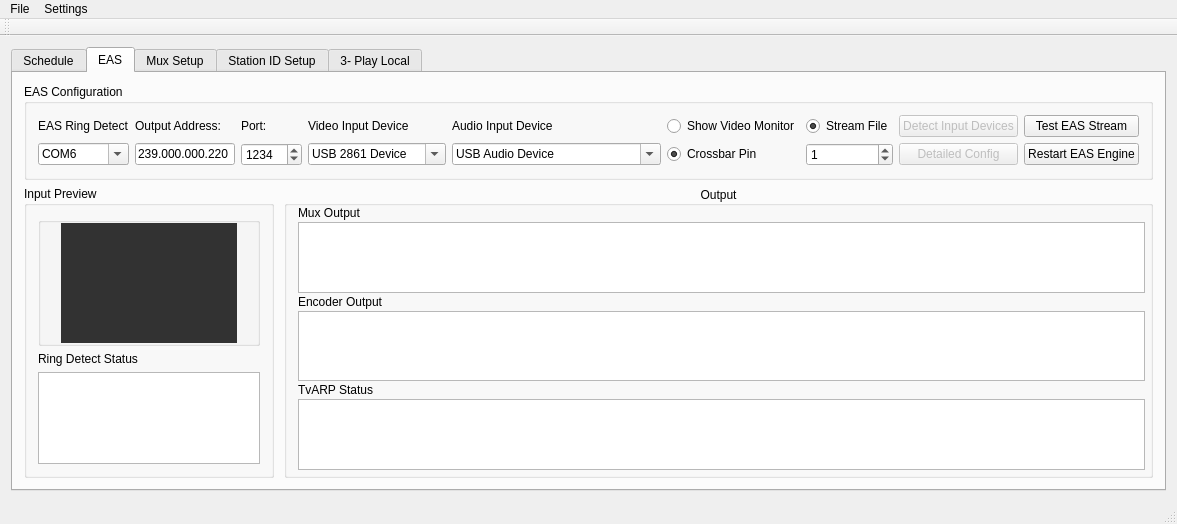
Qt form Source/mainwindow.ui (dedicatedbroadcastsolutions/TvARP) before a commit.
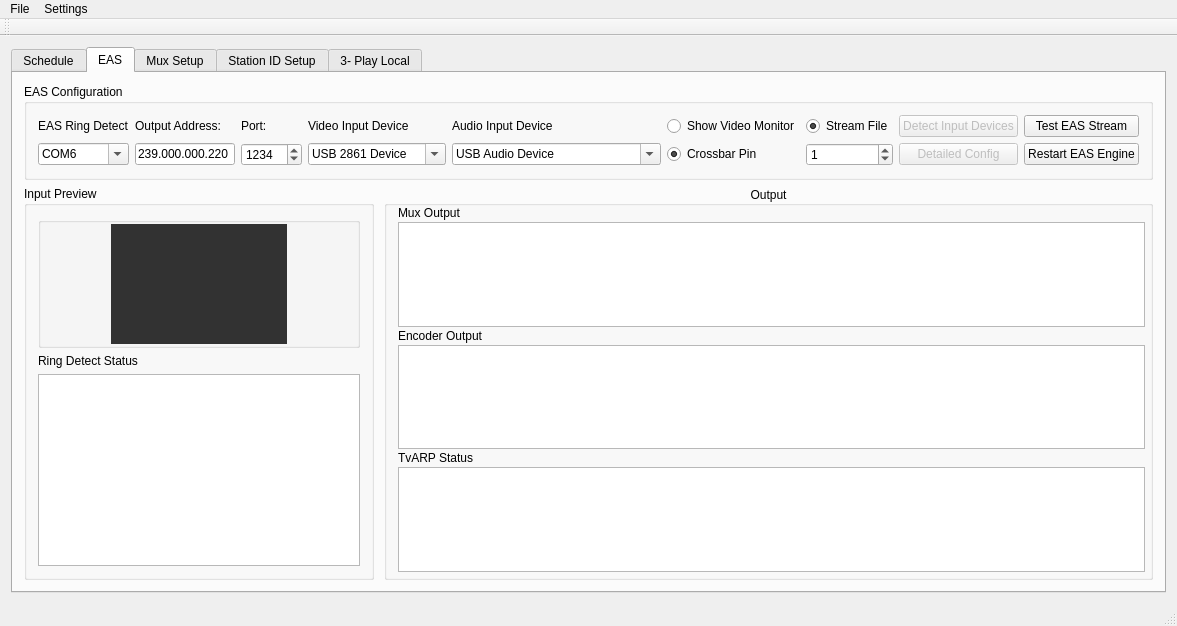
The same form after that commit. Icons and pictures are not drawn.

```diff
--- a/Source/mainwindow.ui
+++ b/Source/mainwindow.ui
@@ -6,7 +6,7 @@
    <rect>
     <x>0</x>
     <y>0</y>
-    <width>980</width>
+    <width>1062</width>
     <height>494</height>
    </rect>
   </property>
@@ -319,15 +319,21 @@
             </property>
             <item>
              <widget class="QGroupBox" name="groupBox_3">
+              <property name="sizePolicy">
+               <sizepolicy hsizetype="MinimumExpanding" vsizetype="MinimumExpanding">
+                <horstretch>0</horstretch>
+                <verstretch>0</verstretch>
+               </sizepolicy>
+              </property>
               <property name="minimumSize">
                <size>
-                <width>250</width>
+                <width>300</width>
                 <height>0</height>
                </size>
               </property>
               <property name="maximumSize">
                <size>
-                <width>176</width>
+                <width>350</width>
                 <height>16777215</height>
                </size>
               </property>
@@ -423,6 +429,12 @@
                </item>
                <item>
                 <widget class="QTextBrowser" name="eas_detect">
+                 <property name="sizePolicy">
+                  <sizepolicy hsizetype="MinimumExpanding" vsizetype="MinimumExpanding">
+                   <horstretch>0</horstretch>
+                   <verstretch>0</verstretch>
+                  </sizepolicy>
+                 </property>
                  <property name="minimumSize">
                   <size>
                    <width>0</width>
```
Left out of the diff: 2 changed lines with no effect on the pictures.
